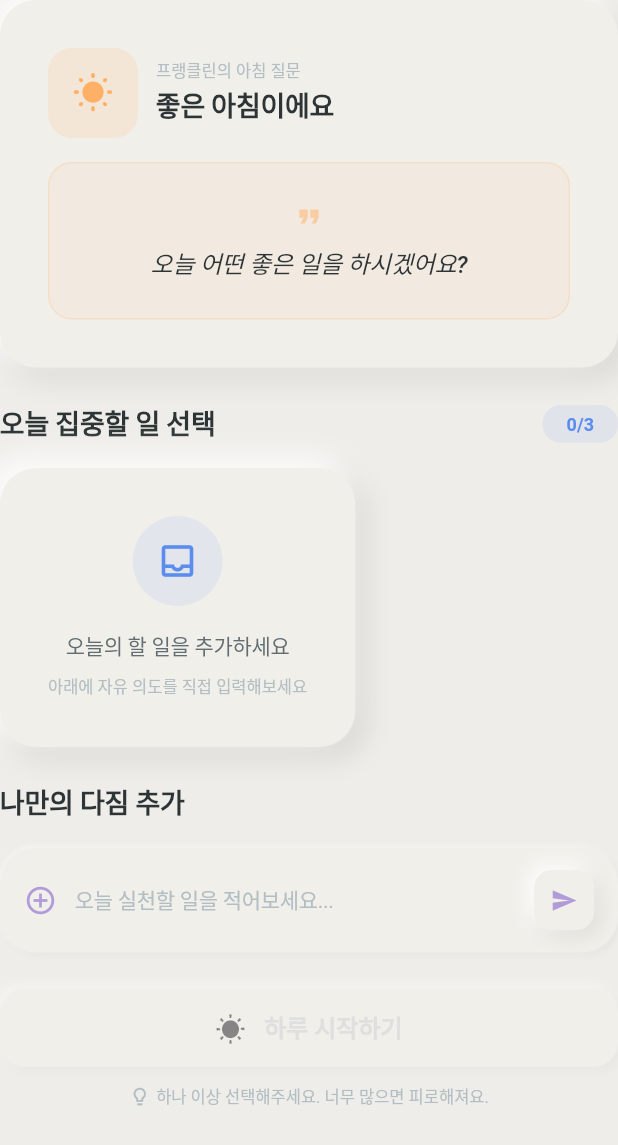
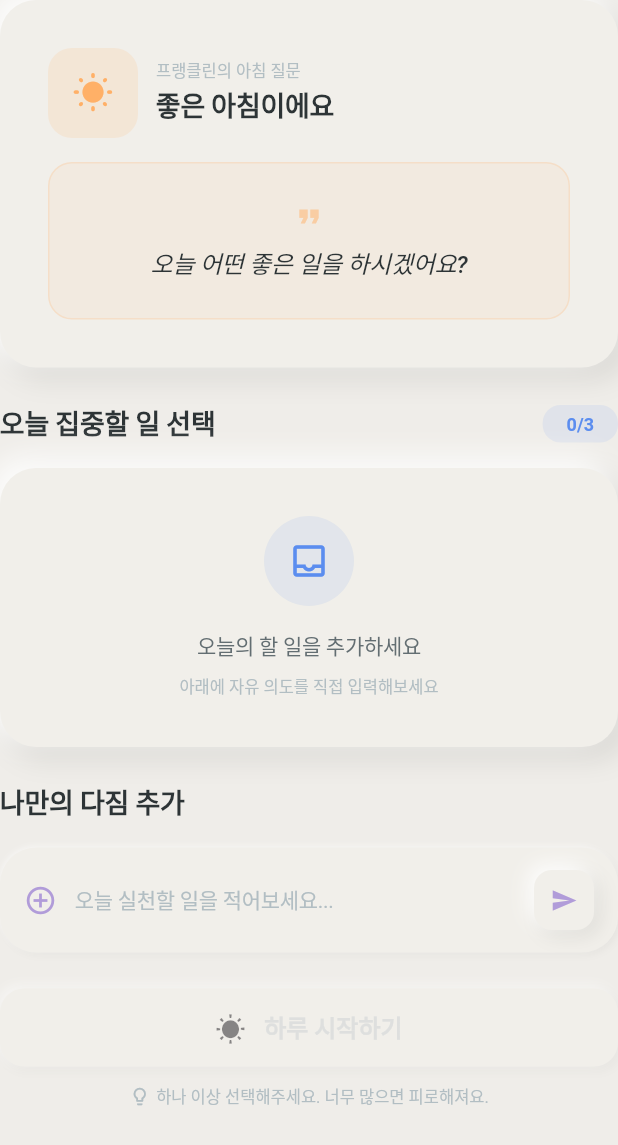
Before and after one commit to buelmanager/franklin_flow, a Flutter app: the MorningIntentionSection widget shown alone on an empty page, opened directly with empty values, on a phone screen of 412 x 824 dp. Shown: the top 1145 px of the screen. Run offline on Flutter 3.47's test engine with Material 3 defaults, Android fonts, the light colour scheme and no system bars; our stand-ins replace firebase_auth, firebase_core, flutter_local_notifications, flutter_riverpod, google_sign_in, hive and 3 more; missing offline and left inert: flutter_naver_login, kakao_flutter_sdk_user; accounts and stored records are empty; generated files the repository leaves out were written again; network calls fail.

```diff
--- a/lib/features/home/widgets/morning_intention_section.dart
+++ b/lib/features/home/widgets/morning_intention_section.dart
@@ -195,7 +195,7 @@ class _MorningIntentionSectionState
   /// Task 선택 섹션
   Widget _buildTaskSelectionSection(List<Task> tasks) {
     return Column(
-      crossAxisAlignment: CrossAxisAlignment.start,
+      crossAxisAlignment: CrossAxisAlignment.stretch,
       children: [
         // 섹션 헤더
         Row(
```
